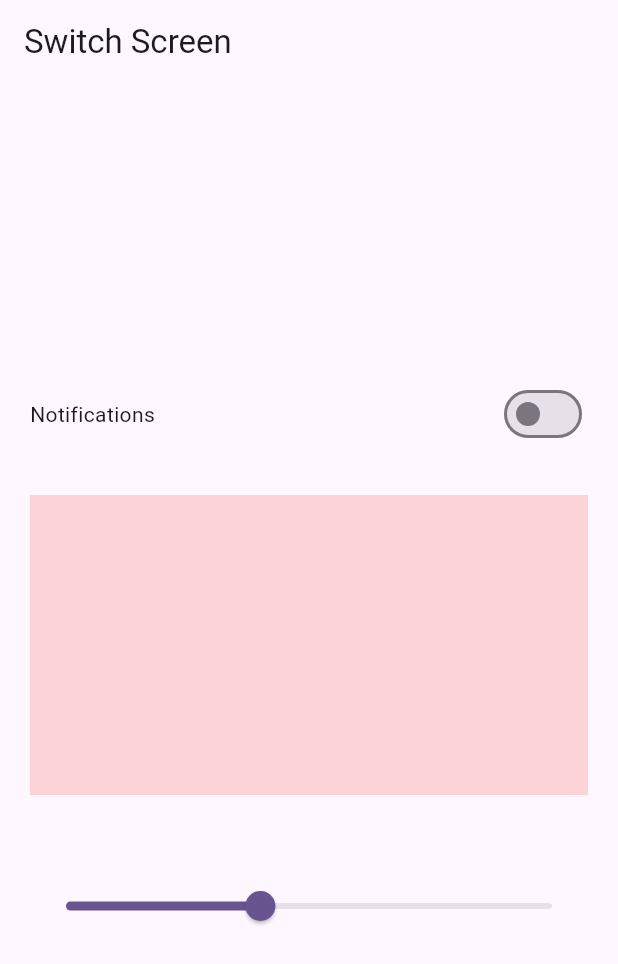
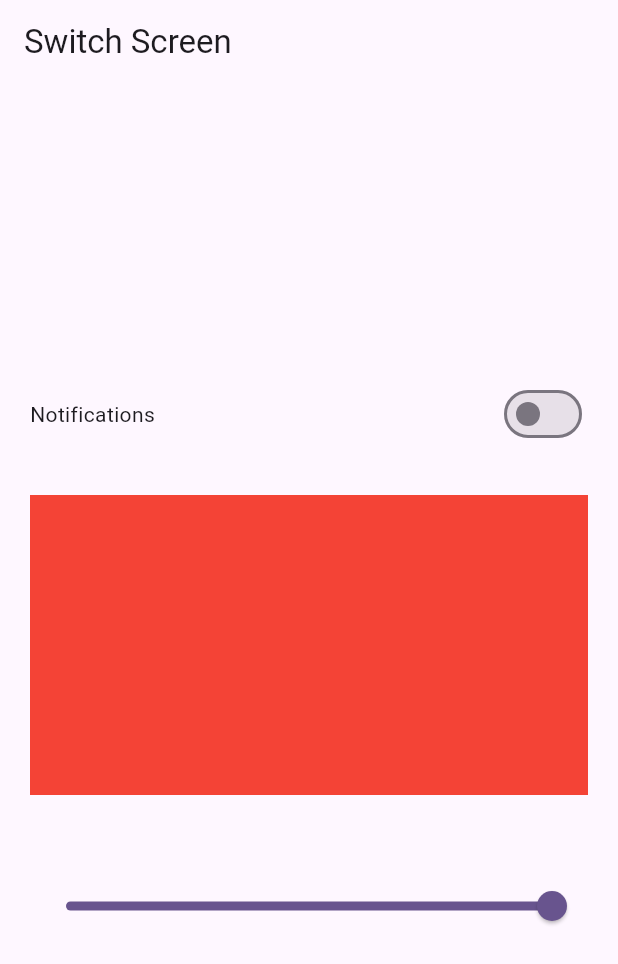
Before and after one commit to thiago-dsd/bloc_classes, a Flutter app: the screen it shows after launch, on a phone screen of 412 x 824 dp. Shown: the top 964 px of the screen. Run offline on Flutter 3.47's test engine with Material 3 defaults, Android fonts, the phone set to English and light mode, and no system bars; our stand-ins replace bloc, equatable, flutter_bloc.

Commit message:
Add slider.

```diff
--- a/lib/bloc/switch/switch_bloc.dart
+++ b/lib/bloc/switch/switch_bloc.dart
@@ -8,6 +8,7 @@ class SwitchBloc extends Bloc<SwitchEvent, SwitchState> {
   SwitchBloc() : super(SwitchInitial()) {
     on<SwitchEvent>((event, emit) {
       on<EnableOrDisableNotification>(_enableOrDisableNotification);
+      on<SliderEvent>(_slider);
     });
   }
 
@@ -15,4 +16,8 @@ class SwitchBloc extends Bloc<SwitchEvent, SwitchState> {
       EnableOrDisableNotification event, Emitter<SwitchState> emit) {
     emit(state.copyWith(isSwitch: !state.isSwitch));
   }
+
+  void _slider(SliderEvent event, Emitter<SwitchState> emit) {
+    emit(state.copyWith(slider: event.sliderValue));
+  }
 }
--- a/lib/bloc/switch/switch_event.dart
+++ b/lib/bloc/switch/switch_event.dart
@@ -8,3 +8,12 @@ sealed class SwitchEvent extends Equatable {
 }
 
 class EnableOrDisableNotification extends SwitchEvent {}
+
+class SliderEvent extends SwitchEvent {
+  double sliderValue;
+
+  SliderEvent({required this.sliderValue});
+
+  @override
+  List<Object> get props => [sliderValue];
+}
--- a/lib/bloc/switch/switch_state.dart
+++ b/lib/bloc/switch/switch_state.dart
@@ -2,15 +2,17 @@ part of 'switch_bloc.dart';
 
 class SwitchState extends Equatable {
   bool isSwitch;
+  double slider;
 
-  SwitchState({this.isSwitch = false});
+  SwitchState({this.isSwitch = false, this.slider = 1.0});
 
-  SwitchState copyWith({bool? isSwitch}) {
-    return SwitchState(isSwitch: isSwitch ?? this.isSwitch);
+  SwitchState copyWith({bool? isSwitch, double? slider}) {
+    return SwitchState(
+        isSwitch: isSwitch ?? this.isSwitch, slider: slider ?? this.slider);
   }
 
   @override
-  List<Object> get props => [isSwitch];
+  List<Object> get props => [isSwitch, slider];
 }
 
 final class SwitchInitial extends SwitchState {}
--- a/lib/ui/switch/switch_screen.dart
+++ b/lib/ui/switch/switch_screen.dart
@@ -27,6 +27,8 @@ class _SwitchScreenState extends State<SwitchScreen> {
               children: [
                 const Text("Notifications"),
                 BlocBuilder<SwitchBloc, SwitchState>(
+                  buildWhen: (previous, current) =>
+                      previous.isSwitch != current.isSwitch,
                   builder: (context, state) {
                     return Switch(
                         value: state.isSwitch,
@@ -42,16 +44,30 @@ class _SwitchScreenState extends State<SwitchScreen> {
             const SizedBox(
               height: 30,
             ),
-            Container(
-              height: 200,
-              color: Colors.red.withOpacity(.2),
+            BlocBuilder<SwitchBloc, SwitchState>(
+              buildWhen: (previous, current) =>
+                  previous.slider != current.slider,
+              builder: (context, state) {
+                return Container(
+                  height: 200,
+                  color: Colors.red.withOpacity(state.slider),
+                );
+              },
             ),
             const SizedBox(
               height: 50,
             ),
-            Slider(
-              value: .4,
-              onChanged: (value) {},
+            BlocBuilder<SwitchBloc, SwitchState>(
+              builder: (context, state) {
+                return Slider(
+                  value: state.slider,
+                  onChanged: (value) {
+                    context
+                        .read<SwitchBloc>()
+                        .add(SliderEvent(sliderValue: value));
+                  },
+                );
+              },
             )
           ],
         ),
```
Also changed, not shown: 1 other file.
